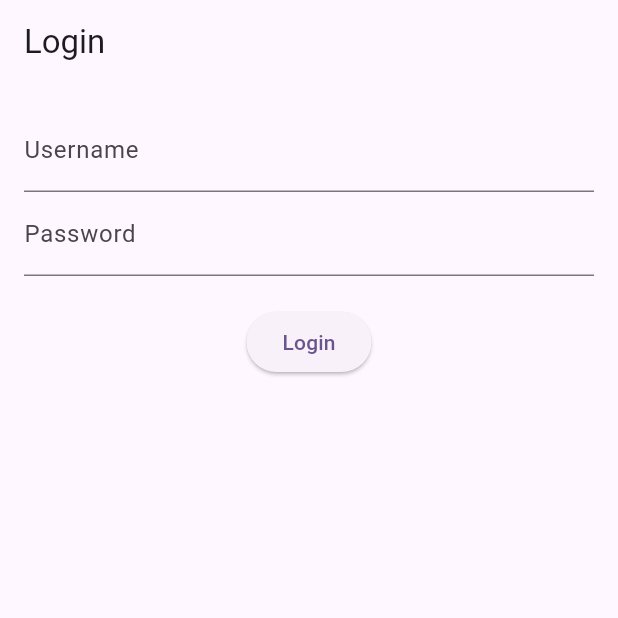
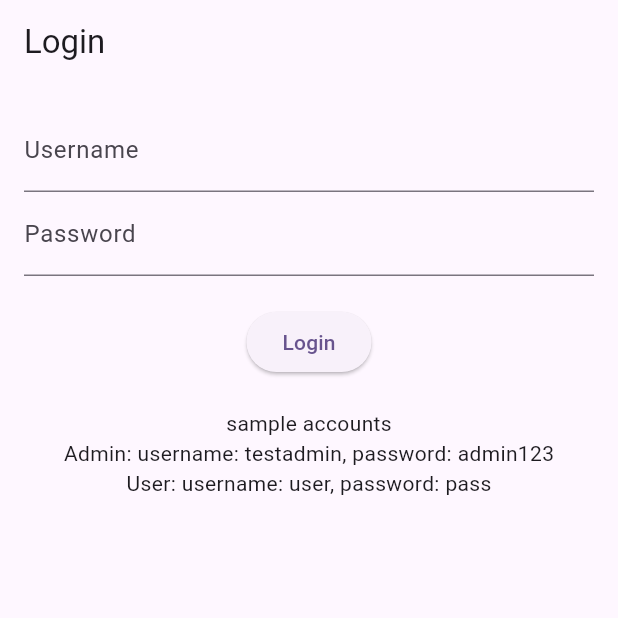
Before and after one commit to TobeyG2003/act15, a Flutter app: the screen it shows after launch, on a phone screen of 412 x 824 dp, the top half of it. Run offline on Flutter 3.47's test engine with Material 3 defaults, Android fonts, the phone set to English and light mode, and no system bars; our stand-ins replace cloud_firestore, firebase_core; accounts and stored records are empty.

Commit message:
adds text for sample accounts

```diff
--- a/lib/main.dart
+++ b/lib/main.dart
@@ -489,6 +489,14 @@ class _LoginScreenState extends State<LoginScreen> {
               onPressed: login,
               child: const Text('Login'),
             ),
+            const SizedBox(height: 20),
+            Text('sample accounts'),
+            Text(
+              'Admin: username: testadmin, password: admin123'
+            ),
+            Text(
+              'User: username: user, password: pass'
+            ),
           ],
         ),
       ),
```
